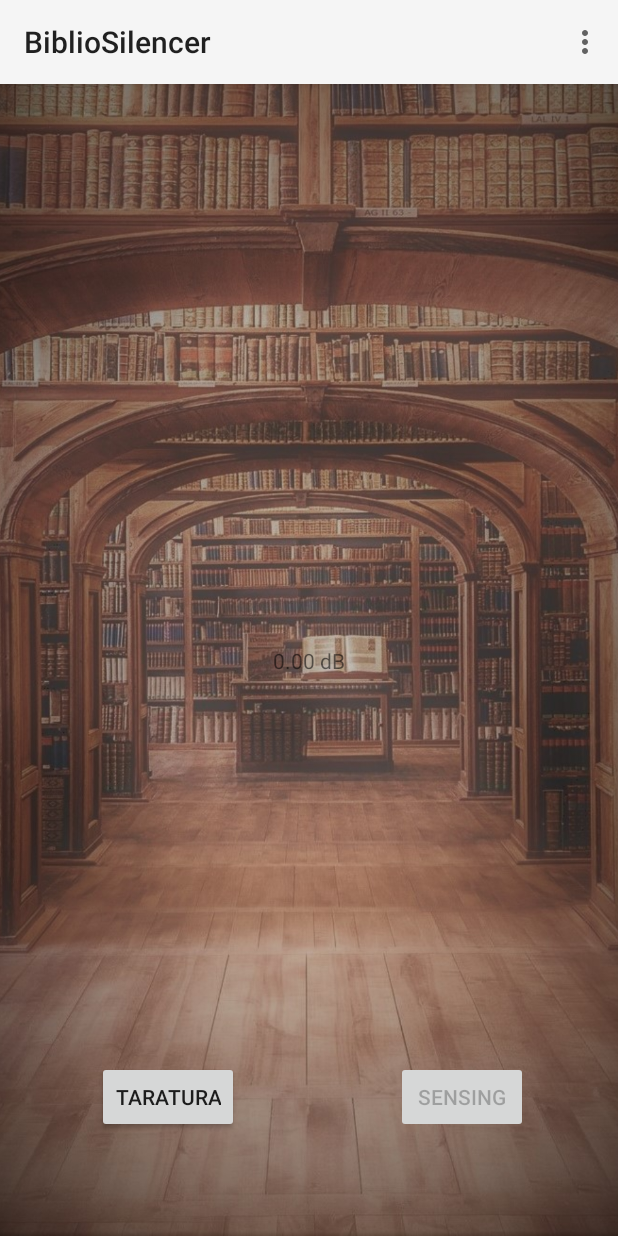
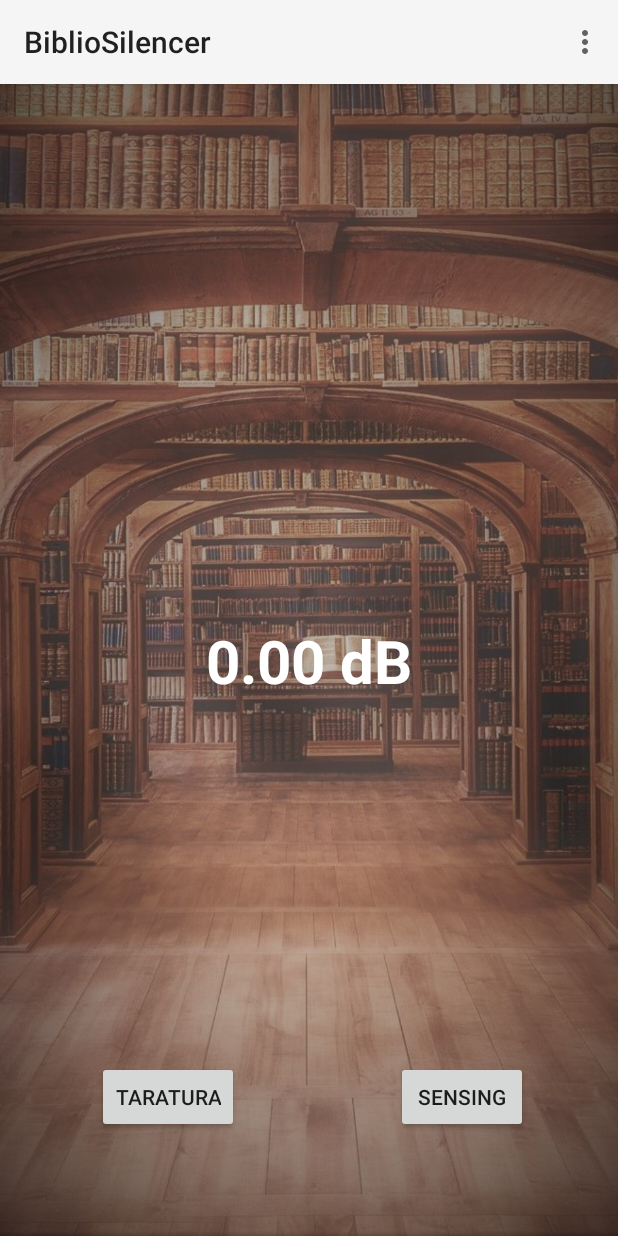
Before and after one commit to dominix90/BiblioSilencer, an Android app: the screen it shows after launch (MainActivity), after a tap on "TARATURA", on a phone screen of 412 x 824 dp. Run offline under Robolectric (Android 15) with nearby library versions, the phone set to English and light mode, and no system bars.

Commit message:
Modifica del vecchio codice: ora viene visualizzato solo il valore corrente

```diff
--- a/app/src/main/AndroidManifest.xml
+++ b/app/src/main/AndroidManifest.xml
@@ -27,4 +27,6 @@
         </activity>
     </application>
 
+    <uses-permission android:name="android.permission.RECORD_AUDIO" />
+
 </manifest>
--- a/app/src/main/java/com/unipi/domi/bibliosilencer/MainActivity.java
+++ b/app/src/main/java/com/unipi/domi/bibliosilencer/MainActivity.java
@@ -10,6 +10,7 @@ import android.support.v4.app.ActivityCompat;
 import android.support.v7.app.AppCompatActivity;
 import android.os.Bundle;
 import android.support.v7.widget.Toolbar;
+import android.util.Log;
 import android.view.Menu;
 import android.view.MenuInflater;
 import android.view.MenuItem;
@@ -148,11 +149,11 @@ public class MainActivity extends AppCompatActivity implements View.OnClickListe
                 == PackageManager.PERMISSION_GRANTED) {
             // PERMESSI OK
             sensingButton.setEnabled(true);
+            taraSensore();
         } else {
             // Permission is missing and must be requested.
             requestRecordAudioPermission();
         }
-        // END_INCLUDE(startCamera)
     }
 
     /**
@@ -173,10 +174,11 @@ public class MainActivity extends AppCompatActivity implements View.OnClickListe
 
     public void onClick(View v) {
         if (v.getId() == R.id.taratura) {
+            Log.e("Errore","-- Calibrating microphone -- ");
             preparaMicrofono();
-            taraSensore();
         }
         if (v.getId() == R.id.sensing) {
+            Log.e("Errore","-- Starting sensing task -- ");
             sensingActivation();
             //isTarato = true;
         }
@@ -209,7 +211,7 @@ public class MainActivity extends AppCompatActivity implements View.OnClickListe
     public void taraSensore() {
         //Sound Meter
         recorder = new MediaRecorder();
-        recorder.setAudioSource(MediaRecorder.AudioSource.VOICE_RECOGNITION);
+        recorder.setAudioSource(MediaRecorder.AudioSource.MIC);
         recorder.setOutputFormat(MediaRecorder.OutputFormat.THREE_GPP);
         recorder.setAudioEncoder(MediaRecorder.AudioEncoder.AMR_NB);
         timer = new Timer();
@@ -246,9 +248,9 @@ public class MainActivity extends AppCompatActivity implements View.OnClickListe
                         if (checkAmp > maxAmpReached)
                             maxAmpReached = checkAmp;
 
-                        sound.setText("" + Math.round(amplitudeDb) + " dB - CONTATORE: " + contatore + " - MAX: " + maxAmpReached);
+                        sound.setText("" + Math.round(amplitudeDb));
 
-                        if (contatore == 0) {
+                        /*if (contatore == 0) {
                             if (maxAmpReached >= 10 && maxAmpReached < 20) {
                                 mp.start();
                                 maxAmpReached = 0.0;
@@ -276,7 +278,7 @@ public class MainActivity extends AppCompatActivity implements View.OnClickListe
                                     ie.printStackTrace();
                                 }
                             }
-                        }
+                        }*/
 
                         contatore ++;
 
@@ -288,7 +290,7 @@ public class MainActivity extends AppCompatActivity implements View.OnClickListe
                         samples_sum += amplitude;
                         silenzio = 20 * Math.log10((double)Math.abs((samples_sum/samples)));
                         if (samples == 20) {
-                            sound.setText("Taratura completata. Silenzio = " + silenzio);
+                            sound.setText("Silenzio = " + Math.round(silenzio));
                             isTarato = true;
                             timer.cancel();
                             sensingButton.setEnabled(true);
--- a/app/src/main/res/layout/activity_main.xml
+++ b/app/src/main/res/layout/activity_main.xml
@@ -74,6 +74,9 @@
         android:layout_marginStart="8dp"
         android:layout_marginTop="8dp"
         android:text="TextView"
+        android:textSize="40dp"
+        android:textColor="@color/bianco"
+        android:textStyle="bold"
         app:layout_constraintBottom_toBottomOf="parent"
         app:layout_constraintEnd_toEndOf="parent"
         app:layout_constraintStart_toStartOf="parent"
--- a/app/src/main/res/values/colors.xml
+++ b/app/src/main/res/values/colors.xml
@@ -3,4 +3,6 @@
     <color name="colorPrimary">#3F51B5</color>
     <color name="colorPrimaryDark">#303F9F</color>
     <color name="colorAccent">#FF4081</color>
+    <color name="bianco">#ffffff</color>
+    <color name="nero">#000000</color>
 </resources>
```
